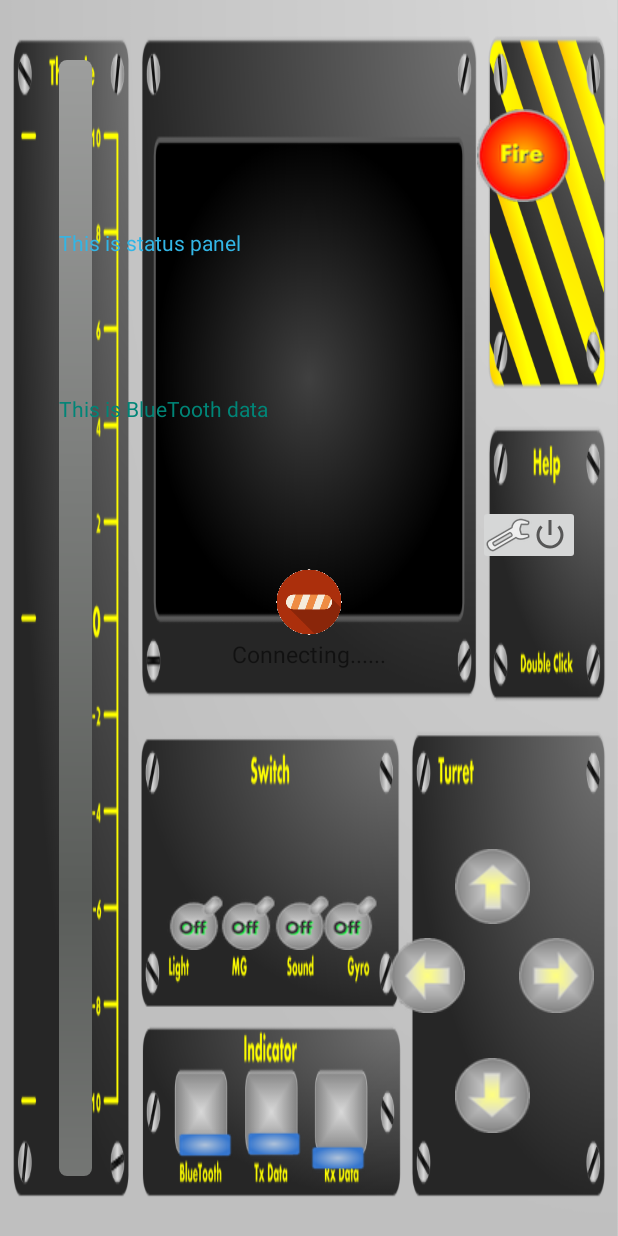
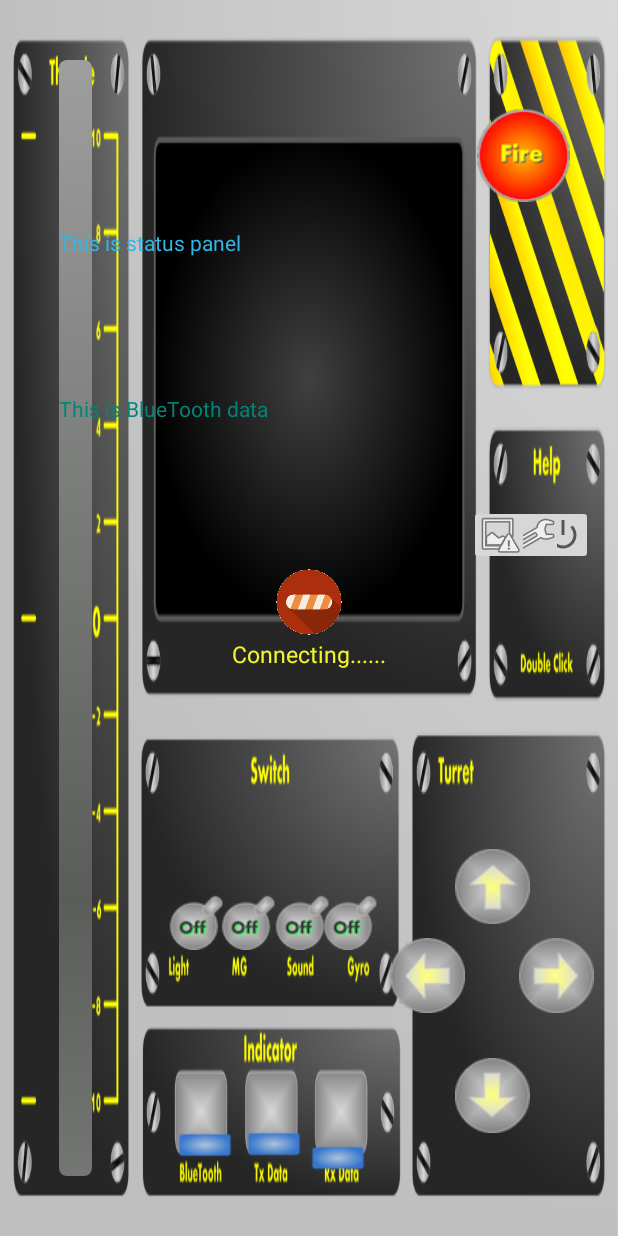
Before and after one commit to jiangluorng/JJTank, an Android app: the layout activity_main.xml on its own in the app's theme, with its tools: preview values and no code run, on a phone screen of 412 x 824 dp. Run offline under Robolectric (Android 15) with nearby library versions, the light colour scheme and no system bars.

Commit message:
update text color and adding QR image

```diff
--- a/app/build.gradle
+++ b/app/build.gradle
@@ -31,5 +31,5 @@ dependencies {
     implementation 'com.android.support:cardview-v7:26.1.0'
     implementation 'com.android.support:recyclerview-v7:26.1.0'
     implementation 'com.h6ah4i.android.widget.verticalseekbar:verticalseekbar:0.7.2'
-
+    implementation 'com.github.SumiMakito:AwesomeQRCode:1.0.0'
 }
--- a/app/src/main/res/layout/activity_main.xml
+++ b/app/src/main/res/layout/activity_main.xml
@@ -8,7 +8,7 @@
     tools:context="com.jjstudio.jjtank.MainActivity">
 
     <include
-        android:id="@+id/include"
+        android:id="@+id/loadingLayout"
         layout="@layout/selfdef_progress_dialog_layout"
         tools:layout_editor_absoluteX="0dp"
         tools:layout_editor_absoluteY="114dp" />
@@ -26,7 +26,7 @@
         android:progress="0"
         android:progressDrawable="@drawable/progress_vertical_gradient_simple_shape"
         app:layout_constraintBottom_toBottomOf="parent"
-        app:layout_constraintEnd_toEndOf="@+id/include"
+        app:layout_constraintEnd_toEndOf="@+id/loadingLayout"
         app:layout_constraintHorizontal_bias="0.084"
         app:layout_constraintStart_toStartOf="parent"
         app:layout_constraintTop_toTopOf="parent"
@@ -269,7 +269,7 @@
         android:layout_marginTop="8dp"
         app:layout_constraintBottom_toBottomOf="parent"
         app:layout_constraintEnd_toEndOf="parent"
-        app:layout_constraintHorizontal_bias="0.951"
+        app:layout_constraintHorizontal_bias="0.976"
         app:layout_constraintStart_toStartOf="parent"
         app:layout_constraintTop_toTopOf="parent"
         app:layout_constraintVertical_bias="0.428"
@@ -301,10 +301,26 @@
         android:layout_marginTop="8dp"
         app:layout_constraintBottom_toBottomOf="parent"
         app:layout_constraintEnd_toEndOf="parent"
-        app:layout_constraintHorizontal_bias="0.873"
+        app:layout_constraintHorizontal_bias="0.919"
         app:layout_constraintStart_toStartOf="parent"
         app:layout_constraintTop_toTopOf="parent"
         app:layout_constraintVertical_bias="0.428"
         app:srcCompat="@android:drawable/ic_menu_preferences" />
 
+    <ImageButton
+        android:id="@+id/qrButton"
+        android:layout_width="40dp"
+        android:layout_height="40dp"
+        android:layout_marginBottom="8dp"
+        android:layout_marginEnd="8dp"
+        android:layout_marginStart="8dp"
+        android:layout_marginTop="8dp"
+        app:layout_constraintBottom_toBottomOf="@+id/loadingLayout"
+        app:layout_constraintEnd_toEndOf="parent"
+        app:layout_constraintHorizontal_bias="0.855"
+        app:layout_constraintStart_toStartOf="parent"
+        app:layout_constraintTop_toTopOf="parent"
+        app:layout_constraintVertical_bias="0.428"
+        app:srcCompat="@android:drawable/ic_menu_report_image" />
+
 </android.support.constraint.ConstraintLayout>
--- /dev/null
+++ b/app/src/main/res/layout/qr_image_layout.xml
@@ -0,0 +1,6 @@
+<LinearLayout xmlns:android="http://schemas.android.com/apk/res/android"
+    android:layout_width="wrap_content" android:layout_height="wrap_content"
+    android:orientation="vertical">
+    <ImageView android:layout_width="wrap_content" android:id="@+id/generatedQRImageView"
+        android:layout_height="wrap_content" android:src="@drawable/defaulttankimg"/>
+</LinearLayout>
--- a/app/src/main/res/layout/selfdef_progress_dialog_layout.xml
+++ b/app/src/main/res/layout/selfdef_progress_dialog_layout.xml
@@ -1,5 +1,6 @@
 <?xml version="1.0" encoding="utf-8"?>
 <LinearLayout xmlns:android="http://schemas.android.com/apk/res/android"
+    xmlns:tools="http://schemas.android.com/tools"
     android:id="@+id/loading"
     android:layout_width="match_parent"
     android:layout_height="match_parent"
@@ -16,6 +17,7 @@
         android:layout_width="wrap_content"
         android:layout_height="wrap_content"
         android:text="Connecting......"
-        android:textSize="15sp"/>
+        android:textSize="15sp"
+        tools:textColor="?attr/colorAccent" />
 
 </LinearLayout>
--- a/app/src/main/res/values/colors.xml
+++ b/app/src/main/res/values/colors.xml
@@ -2,5 +2,5 @@
 <resources>
     <color name="colorPrimary">#3f51b5</color>
     <color name="colorPrimaryDark">#303F9F</color>
-    <color name="colorAccent">#FF4081</color>
+    <color name="colorAccent">#ff4081</color>
 </resources>
--- a/app/src/main/res/values/styles.xml
+++ b/app/src/main/res/values/styles.xml
@@ -7,9 +7,15 @@
         <item name="colorPrimaryDark">@color/colorPrimaryDark</item>
         <item name="colorAccent">@color/colorAccent</item>
     </style>
+
     <style name="AppTheme.NoActionBar" parent="Theme.AppCompat.Light.DarkActionBar">
         <item name="windowActionBar">false</item>
         <item name="windowNoTitle">true</item>
         <item name="android:windowFullscreen">true</item>
+        <item name="android:textViewStyle">@style/MyTextViewStyle</item>
+    </style>
+
+    <style name="MyTextViewStyle" parent="android:Widget.TextView">
+        <item name="android:textColor">#F3F42B</item>
     </style>
 </resources>
--- a/build.gradle
+++ b/build.gradle
@@ -19,6 +19,7 @@ allprojects {
     repositories {
         google()
         jcenter()
+        maven { url 'https://jitpack.io' }
     }
 }
 
```
Also changed, not shown: app/src/main/java/com/jjstudio/jjtank/MainActivity.java (+30 -8 lines), app/src/main/res/layout/activity_splash.xml (+6 -3 lines), app/src/main/res/layout/tank_item_layout.xml (+12 -7 lines).
